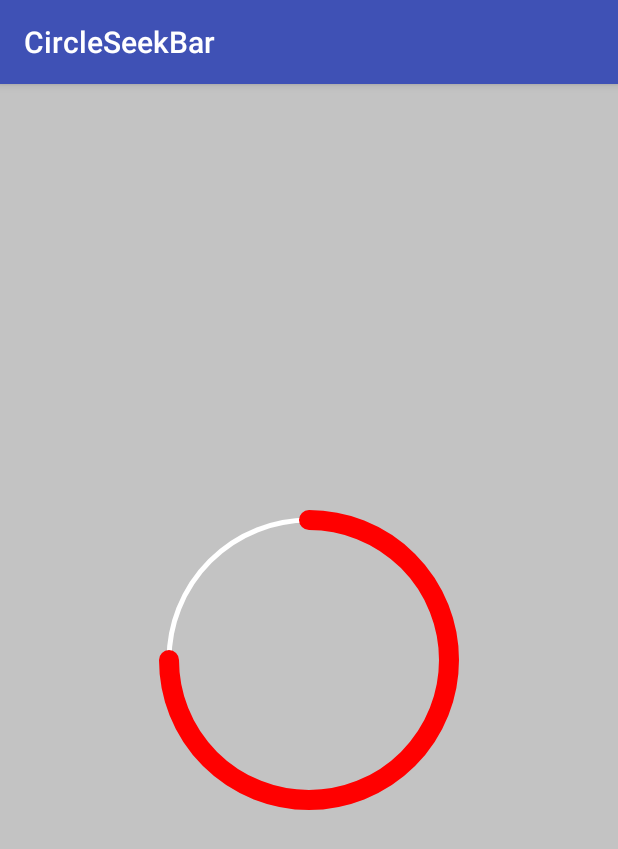
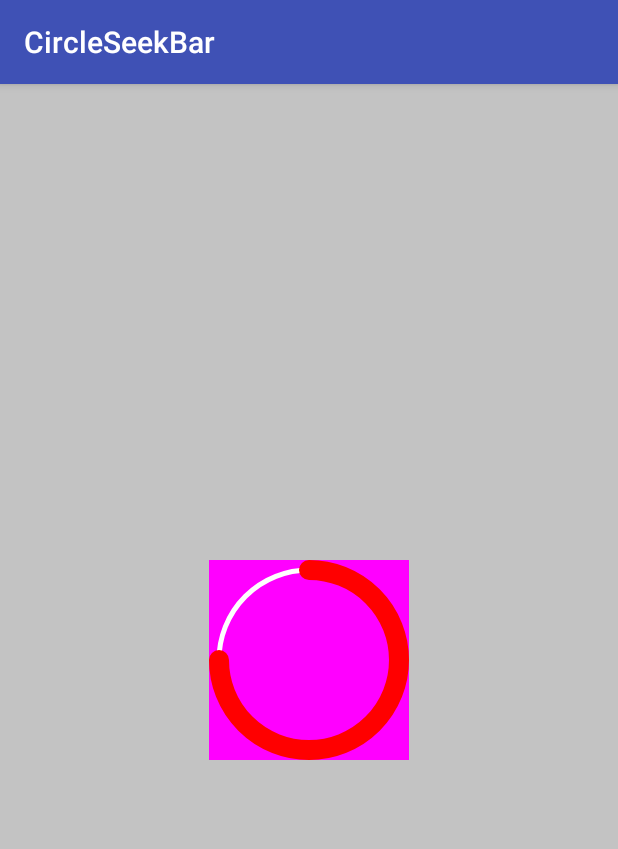
Before and after one commit to lmiot/CircleSeekBar, an Android app: the screen it shows after launch (MainActivity), on a phone screen of 412 x 824 dp. Shown: the top 849 px of the screen. Run offline under Robolectric (Android 15) with nearby library versions, the phone set to English and light mode, and no system bars.

Commit message:
适配优化

```diff
--- a/app/src/main/res/layout/activity_main.xml
+++ b/app/src/main/res/layout/activity_main.xml
@@ -11,8 +11,9 @@
 
 <com.lmiot.circleseekbarlibrary.CircleSeekBar
     android:id="@+id/id_circle_seekbar"
-    android:layout_width="200dp"
-    android:layout_height="200dp"
+    android:layout_width="200px"
+    android:layout_height="200px"
     android:layout_centerInParent="true"
+    android:background="#f0f"
     />
 </RelativeLayout>
--- a/circleseekbarlibrary/src/main/java/com/lmiot/circleseekbarlibrary/CircleSeekBar.java
+++ b/circleseekbarlibrary/src/main/java/com/lmiot/circleseekbarlibrary/CircleSeekBar.java
@@ -73,18 +73,25 @@ public class CircleSeekBar extends View {
             /*得到view的宽高*/
         int width = getWidth();
         int height = getHeight();
-        int sort_with;
+        RectF rectF = null;
 
-        if(width>=height){
-            sort_with=height;
+        if(width<=height){
+
+            canvas.drawCircle(width/2,height/2,(width-mRadioWith2)/2,mPaint1);
+            rectF = new RectF((mRadioWith2 / 2),mRadioWith2/2+(height/2)-(width/2),(mRadioWith2 / 2)+(width-mRadioWith2),mRadioWith2/2+(height/2)-(width/2)+(width-mRadioWith2));
+
         }
         else{
-            sort_with=width;
+
+            canvas.drawCircle(width/2,height/2,(height-mRadioWith2)/2,mPaint1);
+            rectF = new RectF(mRadioWith2/2+(width/2)-(height/2),(mRadioWith2 / 2),mRadioWith2/2+(width/2)-(height/2)+(height-mRadioWith2),(mRadioWith2 / 2)+(height-mRadioWith2));
+
         }
 
 
-        canvas.drawCircle(width/2,height/2,(sort_with/2)-(mRadioWith2/2),mPaint1);
-        RectF rectF = new RectF(mRadioWith2/2 , mRadioWith2/2 ,sort_with-(mRadioWith2/2),sort_with-(mRadioWith2/2));
+
+
         canvas.drawArc(rectF, -90, mAngle, false, mPaint2);
+
     }
 }
--- a/circleseekbarlibrary/src/main/res/values/attrs.xml
+++ b/circleseekbarlibrary/src/main/res/values/attrs.xml
@@ -6,6 +6,7 @@
     <attr name="radioWith2" format="integer"/>
     <attr name="radioColor1" format="color"/>
     <attr name="radioColor2" format="color"/>
+    <attr name="padding" format="integer"/>
     <attr name="progress" format="integer"/>
     <attr name="max" format="integer"/>
 
```
